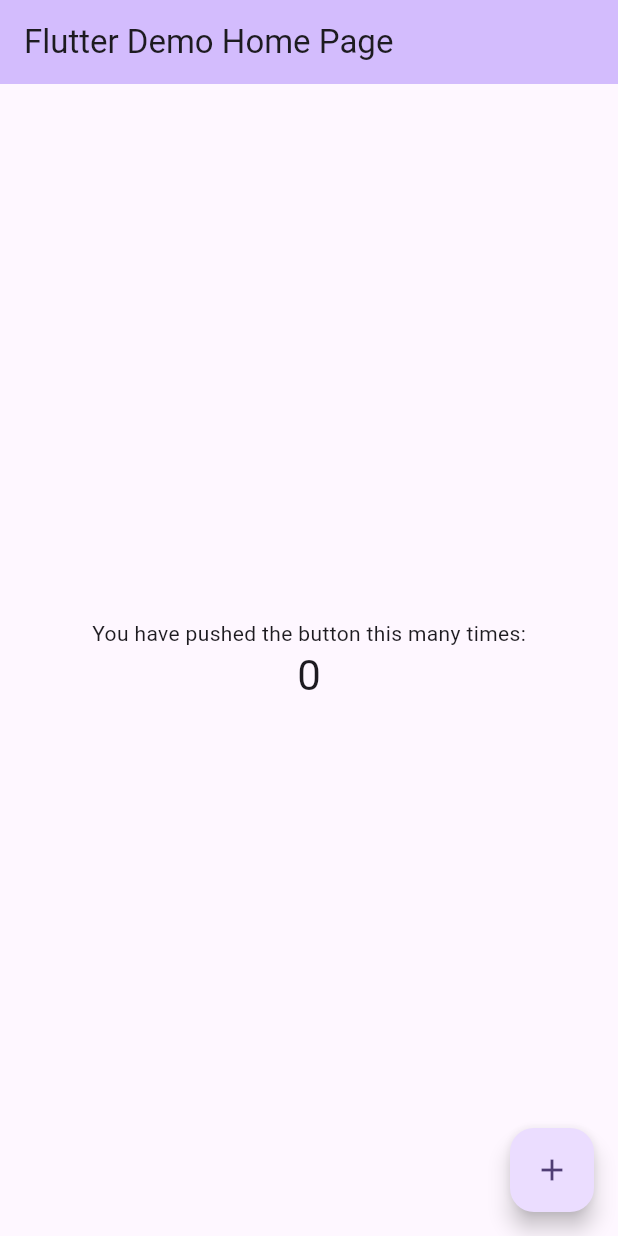
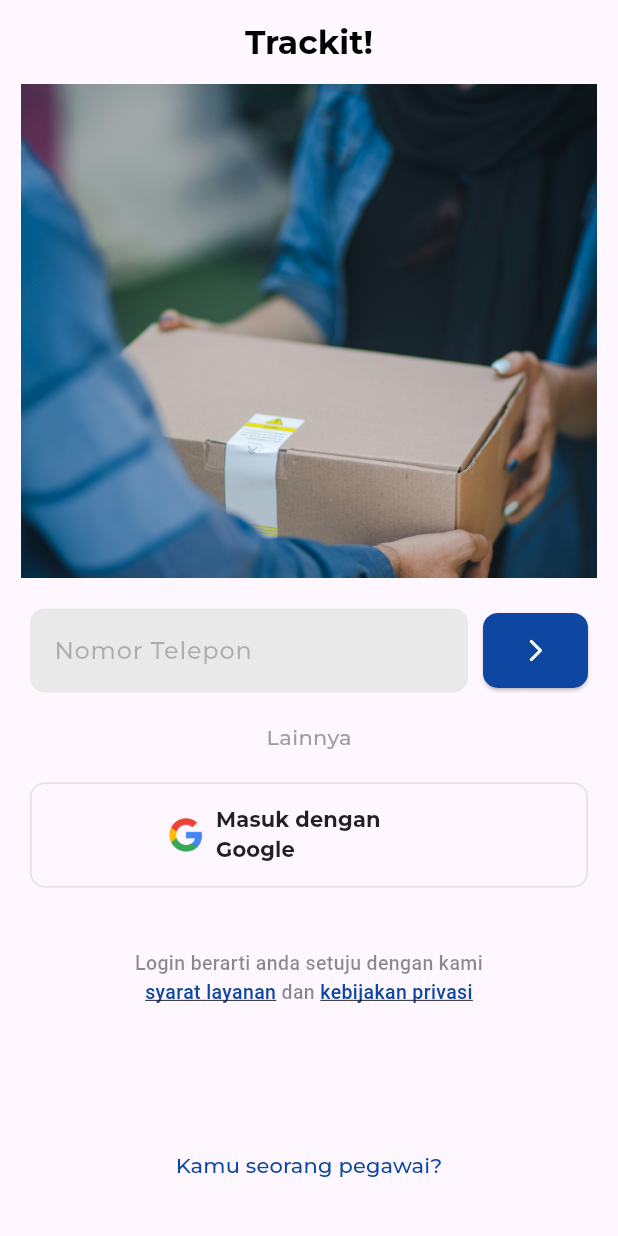
Before and after one commit to SuperWann/trackit, a Flutter app: the screen it shows after launch, on a phone screen of 412 x 824 dp. Run offline on Flutter 3.47's test engine with Material 3 defaults, Android fonts, the phone set to English and light mode, and no system bars.

Commit message:
feat/loginPage/Slicing UI

```diff
--- a/lib/main.dart
+++ b/lib/main.dart
@@ -1,4 +1,6 @@
 import 'package:flutter/material.dart';
+import 'package:trackit_dev/pages/auth/login.dart';
+import 'package:trackit_dev/pages/splash/splashScreen.dart';
 
 void main() {
   runApp(const MyApp());
@@ -7,116 +9,12 @@ void main() {
 class MyApp extends StatelessWidget {
   const MyApp({super.key});
 
-  // This widget is the root of your application.
   @override
   Widget build(BuildContext context) {
     return MaterialApp(
-      title: 'Flutter Demo',
-      theme: ThemeData(
-        // This is the theme of your application.
-        //
-        // TRY THIS: Try running your application with "flutter run". You'll see
-        // the application has a purple toolbar. Then, without quitting the app,
-        // try changing the seedColor in the colorScheme below to Colors.green
-        // and then invoke "hot reload" (save your changes or press the "hot
-        // reload" button in a Flutter-supported IDE, or press "r" if you used
-        // the command line to start the app).
-        //
-        // Notice that the counter didn't reset back to zero; the application
-        // state is not lost during the reload. To reset the state, use hot
-        // restart instead.
-        //
-        // This works for code too, not just values: Most code changes can be
-        // tested with just a hot reload.
-        colorScheme: ColorScheme.fromSeed(seedColor: Colors.deepPurple),
-      ),
-      home: const MyHomePage(title: 'Flutter Demo Home Page'),
+      debugShowCheckedModeBanner: false,
+      home: Splashscreen(),
+      routes: {LoginPage.routeName: (context) => LoginPage()},
     );
   }
 }
-
-class MyHomePage extends StatefulWidget {
-  const MyHomePage({super.key, required this.title});
-
-  // This widget is the home page of your application. It is stateful, meaning
-  // that it has a State object (defined below) that contains fields that affect
-  // how it looks.
-
-  // This class is the configuration for the state. It holds the values (in this
-  // case the title) provided by the parent (in this case the App widget) and
-  // used by the build method of the State. Fields in a Widget subclass are
-  // always marked "final".
-
-  final String title;
-
-  @override
-  State<MyHomePage> createState() => _MyHomePageState();
-}
-
-class _MyHomePageState extends State<MyHomePage> {
-  int _counter = 0;
-
-  void _incrementCounter() {
-    setState(() {
-      // This call to setState tells the Flutter framework that something has
-      // changed in this State, which causes it to rerun the build method below
-      // so that the display can reflect the updated values. If we changed
-      // _counter without calling setState(), then the build method would not be
-      // called again, and so nothing would appear to happen.
-      _counter++;
-    });
-  }
-
-  @override
-  Widget build(BuildContext context) {
-    // This method is rerun every time setState is called, for instance as done
-    // by the _incrementCounter method above.
-    //
-    // The Flutter framework has been optimized to make rerunning build methods
-    // fast, so that you can just rebuild anything that needs updating rather
-    // than having to individually change instances of widgets.
-    return Scaffold(
-      appBar: AppBar(
-        // TRY THIS: Try changing the color here to a specific color (to
-        // Colors.amber, perhaps?) and trigger a hot reload to see the AppBar
-        // change color while the other colors stay the same.
-        backgroundColor: Theme.of(context).colorScheme.inversePrimary,
-        // Here we take the value from the MyHomePage object that was created by
-        // the App.build method, and use it to set our appbar title.
-        title: Text(widget.title),
-      ),
-      body: Center(
-        // Center is a layout widget. It takes a single child and positions it
-        // in the middle of the parent.
-        child: Column(
-          // Column is also a layout widget. It takes a list of children and
-          // arranges them vertically. By default, it sizes itself to fit its
-          // children horizontally, and tries to be as tall as its parent.
-          //
-          // Column has various properties to control how it sizes itself and
-          // how it positions its children. Here we use mainAxisAlignment to
-          // center the children vertically; the main axis here is the vertical
-          // axis because Columns are vertical (the cross axis would be
-          // horizontal).
-          //
-          // TRY THIS: Invoke "debug painting" (choose the "Toggle Debug Paint"
-          // action in the IDE, or press "p" in the console), to see the
-          // wireframe for each widget.
-          mainAxisAlignment: MainAxisAlignment.center,
-          children: <Widget>[
-            const Text('You have pushed the button this many times:'),
-            Text(
-              '$_counter',
-              style: Theme.of(context).textTheme.headlineMedium,
-            ),
-          ],
-        ),
-      ),
-      floatingActionButton: FloatingActionButton(
-        onPressed: _incrementCounter,
-        tooltip: 'Increment',
-        child: const Icon(Icons.add),
-      ), // This trailing comma makes auto-formatting nicer for build methods.
-    );
-  }
-}
--- /dev/null
+++ b/lib/pages/auth/login.dart
@@ -0,0 +1,183 @@
+import 'package:flutter/material.dart';
+import 'package:trackit_dev/widgets/input_form.dart';
+
+class LoginPage extends StatefulWidget {
+  static const routeName = '/login';
+
+  const LoginPage({super.key});
+
+  @override
+  State<LoginPage> createState() => _LoginPageState();
+}
+
+class _LoginPageState extends State<LoginPage> {
+  final TextEditingController _noTeleponController = TextEditingController();
+
+  @override
+  void dispose() {
+    _noTeleponController.dispose();
+    super.dispose();
+  }
+
+  @override
+  Widget build(BuildContext context) {
+    return Scaffold(
+      resizeToAvoidBottomInset: false,
+      appBar: AppBar(
+        automaticallyImplyLeading: false,
+        centerTitle: true,
+        title: const Text(
+          'Trackit!',
+          style: TextStyle(
+            color: Colors.black,
+            fontFamily: 'Montserrat',
+            fontWeight: FontWeight.w700,
+          ),
+        ),
+      ),
+      body: GestureDetector(
+        behavior: HitTestBehavior.translucent, // deteksi klik di area kosong
+        onTap: () {
+          FocusScope.of(context).unfocus(); // menyembunyikan keyboard
+        },
+        child: Column(
+          children: [
+            SizedBox(
+              height: MediaQuery.of(context).size.height * 0.4,
+              child: Image.asset('assets/images/login_img.png'),
+            ),
+            Padding(
+              padding: EdgeInsets.all(20),
+              child: Column(
+                children: [
+                  // controller no telepon
+                  Row(
+                    children: [
+                      Expanded(
+                        child: InputFormWithHintText(
+                          text: 'Nomor Telepon',
+                          type: TextInputType.number,
+                          controller: _noTeleponController,
+                        ),
+                      ),
+
+                      SizedBox(width: 10),
+
+                      ElevatedButton(
+                        style: ElevatedButton.styleFrom(
+                          backgroundColor: Color(0xFF0D47A1), // biru
+                          shape: RoundedRectangleBorder(
+                            borderRadius: BorderRadius.circular(10),
+                          ),
+                          minimumSize: const Size(70, 50),
+                          padding: EdgeInsets.zero,
+                        ),
+                        onPressed: () {},
+                        child: const Icon(
+                          Icons.arrow_forward_ios_rounded,
+                          color: Colors.white,
+                        ),
+                      ),
+                    ],
+                  ),
+
+                  const SizedBox(height: 20),
+
+                  const Center(
+                    child: Text(
+                      'Lainnya',
+                      style: TextStyle(
+                        color: Colors.grey,
+                        fontFamily: 'Montserrat',
+                        fontWeight: FontWeight.w500,
+                      ),
+                    ),
+                  ),
+
+                  const SizedBox(height: 20),
+
+                  // Tombol Google
+                  OutlinedButton.icon(
+                    onPressed: () {},
+
+                    icon: Image.asset(
+                      'assets/images/google.png',
+                      height: 24,
+                      width: 24,
+                    ),
+                    label: const Text(
+                      'Masuk dengan Google',
+                      style: TextStyle(
+                        fontFamily: 'Montserrat',
+                        fontWeight: FontWeight.w600,
+                        color: Colors.black87,
+                      ),
+                    ),
+                    style: OutlinedButton.styleFrom(
+                      side: BorderSide(color: Colors.grey.shade300),
+                      shape: RoundedRectangleBorder(
+                        borderRadius: BorderRadius.circular(10),
+                      ),
+                      padding: const EdgeInsets.symmetric(
+                        vertical: 15,
+                        horizontal: 92,
+                      ),
+                    ),
+                  ),
+
+                  SizedBox(height: MediaQuery.of(context).size.height * 0.05),
+
+                  // Syarat dan kebijakan
+                  Text.rich(
+                    style: const TextStyle(
+                      fontFamily: 'Montserrat',
+                      fontWeight: FontWeight.w500,
+                    ),
+                    TextSpan(
+                      text: 'Login berarti anda setuju dengan kami\n',
+                      style: TextStyle(color: Colors.black45, fontSize: 13),
+                      children: [
+                        TextSpan(
+                          text: 'syarat layanan',
+                          style: TextStyle(
+                            color: Color(0xFF0D47A1),
+                            decoration: TextDecoration.underline,
+                          ),
+                        ),
+                        TextSpan(text: ' dan '),
+                        TextSpan(
+                          text: 'kebijakan privasi',
+                          style: TextStyle(
+                            color: Color(0xFF0D47A1),
+                            decoration: TextDecoration.underline,
+                          ),
+                        ),
+                      ],
+                    ),
+                    textAlign: TextAlign.center,
+                  ),
+
+                  SizedBox(height: MediaQuery.of(context).size.height * 0.1),
+
+                  Center(
+                    child: TextButton(
+                      onPressed: () {},
+                      child: const Text(
+                        'Kamu seorang pegawai?',
+                        style: TextStyle(
+                          fontFamily: 'Montserrat',
+                          fontWeight: FontWeight.w500,
+                          color: Color(0xFF0D47A1),
+                        ),
+                      ),
+                    ),
+                  ),
+                ],
+              ),
+            ),
+          ],
+        ),
+      ),
+    );
+  }
+}
--- /dev/null
+++ b/lib/pages/splash/splashScreen.dart
@@ -0,0 +1,32 @@
+import 'package:flutter/material.dart';
+
+class Splashscreen extends StatelessWidget {
+  static const routeName = '/splashscreen';
+
+  const Splashscreen({super.key});
+
+  @override
+  Widget build(BuildContext context) {
+    Future.delayed(const Duration(seconds: 3), () {
+      // ignore: use_build_context_synchronously
+      Navigator.pushReplacementNamed(context, '/login');
+    });
+
+    return Scaffold(
+      body: Center(
+        child: Column(
+          mainAxisAlignment: MainAxisAlignment.center,
+          crossAxisAlignment: CrossAxisAlignment.center,
+          children: [
+            SizedBox(
+              height: MediaQuery.of(context).size.height * 0.15,
+              child: Image.asset('assets/images/logo_trackit.png'),
+            ),
+          ],
+        ),
+      ),
+
+      backgroundColor: Color(0xFF1F3A93),
+    );
+  }
+}
--- /dev/null
+++ b/lib/widgets/input_form.dart
@@ -0,0 +1,43 @@
+import 'package:flutter/material.dart';
+
+class InputFormWithHintText extends StatelessWidget {
+  final String text;
+  final TextInputType type;
+  final TextEditingController controller;
+
+  const InputFormWithHintText({
+    super.key,
+    required this.type,
+    required this.text,
+    required this.controller,
+  });
+
+  @override
+  Widget build(BuildContext context) {
+
+    return TextField(
+      controller: controller,
+      enableSuggestions: true,
+      keyboardType: type,
+      decoration: InputDecoration(
+        hintText: text,
+        hintStyle: TextStyle(
+          fontFamily: 'Montserrat',
+          fontWeight: FontWeight.w500,
+          color: Colors.black26,
+        ),
+        filled: true,
+        fillColor: Color.fromARGB(255, 233, 233, 233),
+        border: OutlineInputBorder(
+          borderRadius: BorderRadius.circular(10),
+          borderSide: BorderSide.none,
+        ),
+      ),
+      style: TextStyle(
+        fontFamily: 'Montserrat',
+        fontWeight: FontWeight.w500,
+        color: Colors.black,
+      ),
+    );
+  }
+}
```
Also changed, not shown: pubspec.yaml (+13 -4 lines), assets/fonts/Montserrat-Bold.ttf (added), assets/fonts/Montserrat-Medium.ttf (added), assets/fonts/Montserrat-Regular.ttf (added), assets/images/google.png (added), assets/images/login_img.png (added), assets/images/logo_trackit.png (added).
